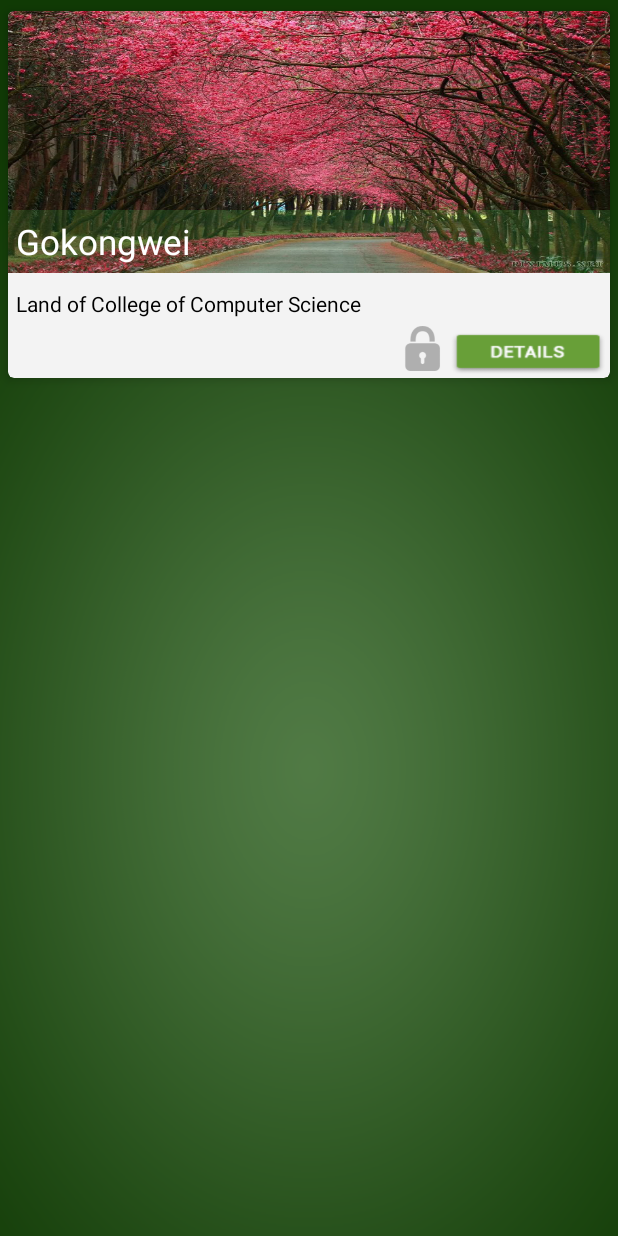
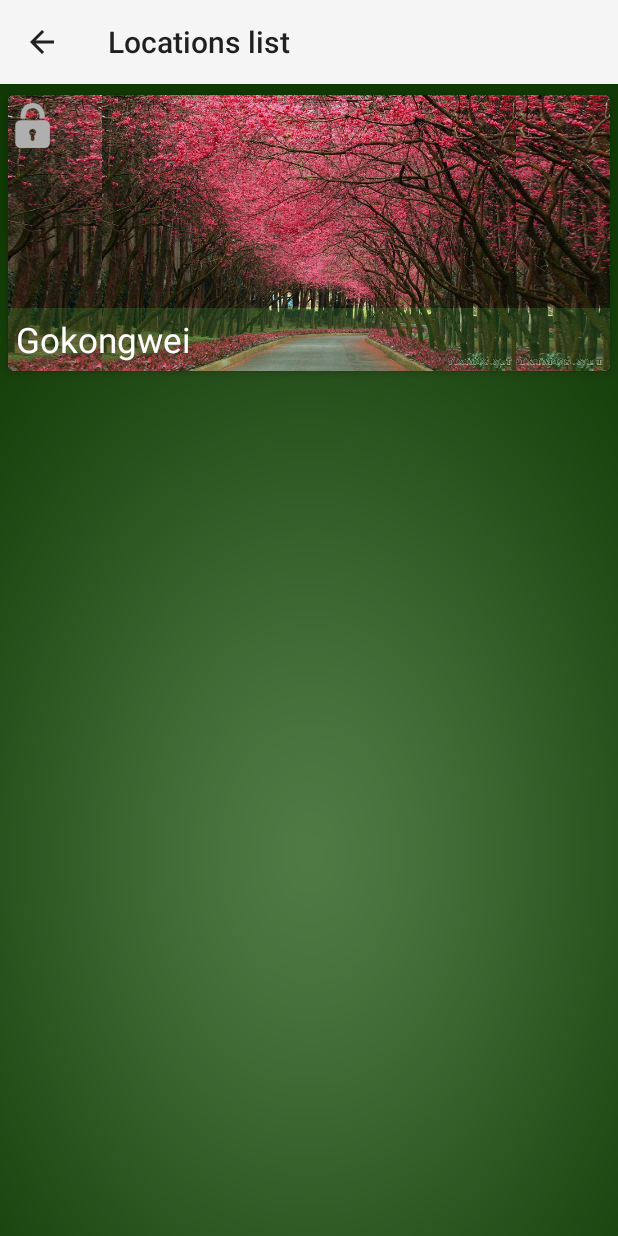
Before and after one commit to seaver-choy/DLSUCampusTour, an Android app: the location_cardview screen opened directly, with no data from a screen before it, on a phone screen of 412 x 824 dp. Run offline under Robolectric (Android 15) with nearby library versions, the phone set to English and light mode, and no system bars.

Commit message:
Change of layout
edited:
card_layout.xml

```diff
--- a/ImageTargetsNative-4-2-31/app/src/main/AndroidManifest.xml
+++ b/ImageTargetsNative-4-2-31/app/src/main/AndroidManifest.xml
@@ -11,8 +11,8 @@
         android:targetSdkVersion = application's targeted API level
     -->
     <uses-sdk
-        android:minSdkVersion="16"
-        android:targetSdkVersion="16" />
+        android:minSdkVersion="7"
+        android:targetSdkVersion="22" />
 
     <uses-feature android:glEsVersion="0x00020000" />
 
@@ -112,7 +112,9 @@
         <activity
             android:name=".location_cardview"
             android:label="@string/list"
-            android:parentActivityName=".ImageTargets" >
+            android:parentActivityName=".ImageTargets"
+            android:theme="@style/Theme.AppCompat.Light"
+            >
         </activity>
         <activity
             android:name=".ViewDetails"
--- a/ImageTargetsNative-4-2-31/app/src/main/java/com/qualcomm/QCARSamples/ImageTargets/listLocations_Recyclerview_Adapter.java
+++ b/ImageTargetsNative-4-2-31/app/src/main/java/com/qualcomm/QCARSamples/ImageTargets/listLocations_Recyclerview_Adapter.java
@@ -45,7 +45,7 @@
         Location currentLoc = locationData.get(position);
         holder.title.setText(currentLoc.getName());
         holder.icon.setImageResource(currentLoc.getIcon());
-        holder.description.setText(currentLoc.getDescription());
+      //  holder.description.setText(currentLoc.getDescription());
     }
 
     public void setClickListener(ClickListener clickListener){
@@ -67,7 +67,7 @@
             itemView.setOnClickListener(this);
             title = (TextView) itemView.findViewById(R.id.title);
             icon = (ImageView) itemView.findViewById(R.id.location_imageview);
-            description = (TextView) itemView.findViewById(R.id.description);
+          //  description = (TextView) itemView.findViewById(R.id.description);
 
         }
 
--- a/ImageTargetsNative-4-2-31/app/src/main/java/com/qualcomm/QCARSamples/ImageTargets/location_cardview.java
+++ b/ImageTargetsNative-4-2-31/app/src/main/java/com/qualcomm/QCARSamples/ImageTargets/location_cardview.java
@@ -1,9 +1,11 @@
 package com.qualcomm.QCARSamples.ImageTargets;
 
+import android.app.ActionBar;
 import android.app.Activity;
 import android.content.Context;
 import android.content.Intent;
 import android.os.Bundle;
+import android.support.v7.app.ActionBarActivity;
 import android.support.v7.widget.LinearLayoutManager;
 import android.support.v7.widget.RecyclerView;
 import android.view.Menu;
@@ -16,7 +18,7 @@
 import java.util.List;
 
 
-public class location_cardview extends Activity implements listLocations_Recyclerview_Adapter.ClickListener{
+public class location_cardview extends ActionBarActivity implements listLocations_Recyclerview_Adapter.ClickListener{
     private RecyclerView recyclerView;
     private listLocations_Recyclerview_Adapter adapter;
     private DatabaseHelper databaseHelper;
--- a/ImageTargetsNative-4-2-31/app/src/main/res/layout/test_layout.xml
+++ b/ImageTargetsNative-4-2-31/app/src/main/res/layout/test_layout.xml
@@ -4,12 +4,12 @@
     android:layout_height="wrap_content"
     android:background="@drawable/background"
     xmlns:card_view="http://schemas.android.com/apk/res-auto"
-  >
+    >
 
     <android.support.v7.widget.CardView
         android:id="@+id/locations_cardview"
         android:layout_width="match_parent"
-        android:layout_height="259dp"
+        android:layout_height="wrap_content"
         card_view:cardUseCompatPadding="true"
         card_view:cardCornerRadius="4dp"
         card_view:cardElevation="4dp"
@@ -22,35 +22,31 @@
             >
 
             <RelativeLayout
-                android:id="@+id/test"
+
                 android:layout_width="match_parent"
-                android:layout_height="match_parent"
+                android:layout_height="184dp"
                 android:orientation="vertical"
                 android:weightSum="1"
                 >
 
 
                 <ImageView
+                    android:layout_width="wrap_content"
+                    android:layout_height="wrap_content"
                     android:id="@+id/location_imageview"
-                    android:layout_width="match_parent"
-                    android:layout_height="180dp"
+                    android:layout_alignParentTop="true"
                     android:layout_alignParentLeft="true"
                     android:layout_alignParentStart="true"
-                    android:layout_alignParentTop="true"
-                    android:adjustViewBounds="true"
-                    android:focusable="true"
-                    android:scaleType="fitXY"
-                    android:src="@drawable/pink_trees"
-                    android:paddingBottom="5dp" />
+                    android:layout_alignParentBottom="true"
+                    android:layout_alignParentRight="true"
+                    android:layout_alignParentEnd="true"
+                    android:background="@drawable/pink_trees" />
 
                 <TextView
                     android:id="@+id/title"
                     android:layout_width="match_parent"
                     android:layout_height="wrap_content"
 
-                    android:layout_alignBottom="@+id/location_imageview"
-                    android:layout_alignParentLeft="true"
-                    android:layout_alignParentStart="true"
                     android:background="#2849df54"
 
                     android:shadowColor="#000000"
@@ -58,38 +54,21 @@
                     android:textAlignment="center"
                     android:textColor="#ffffff"
                     android:textSize="23sp"
-                    android:layout_marginBottom="5dp"
-                    android:padding="5dp" />
-
-                <TextView
-                    android:layout_width="match_parent"
-                    android:layout_height="wrap_content"
-                    android:id="@+id/description"
-                    android:text="sakuras are pink!"
-                    android:textColor="#ff000000"
                     android:padding="5dp"
-                    android:layout_below="@+id/location_imageview"
+                    android:layout_alignParentBottom="true"
                     android:layout_alignParentLeft="true"
                     android:layout_alignParentStart="true" />
-
-                <ImageButton
-                    android:layout_width="110dp"
-                    android:layout_height="wrap_content"
-                    android:id="@+id/imageButton"
-                    android:padding="5dp"
-                    android:background="@drawable/details_btn"
-                    android:layout_below="@+id/description"
-                    android:layout_alignParentRight="true"
-                    android:layout_alignParentEnd="true" />
 
                 <ImageButton
                     android:layout_width="30dp"
                     android:layout_height="30dp"
                     android:id="@+id/lockbutton"
                     android:background="@drawable/lockicon"
-                    android:layout_below="@+id/description"
-                    android:layout_toLeftOf="@+id/imageButton"
-                    android:layout_toStartOf="@+id/imageButton" />
+                    android:layout_alignParentTop="true"
+                    android:layout_alignParentLeft="true"
+                    android:layout_alignParentStart="true"
+                    android:layout_marginTop="5dp"
+                    android:layout_marginLeft="1dp" />
 
             </RelativeLayout>
 
```
Also changed, not shown: 262 other files.
